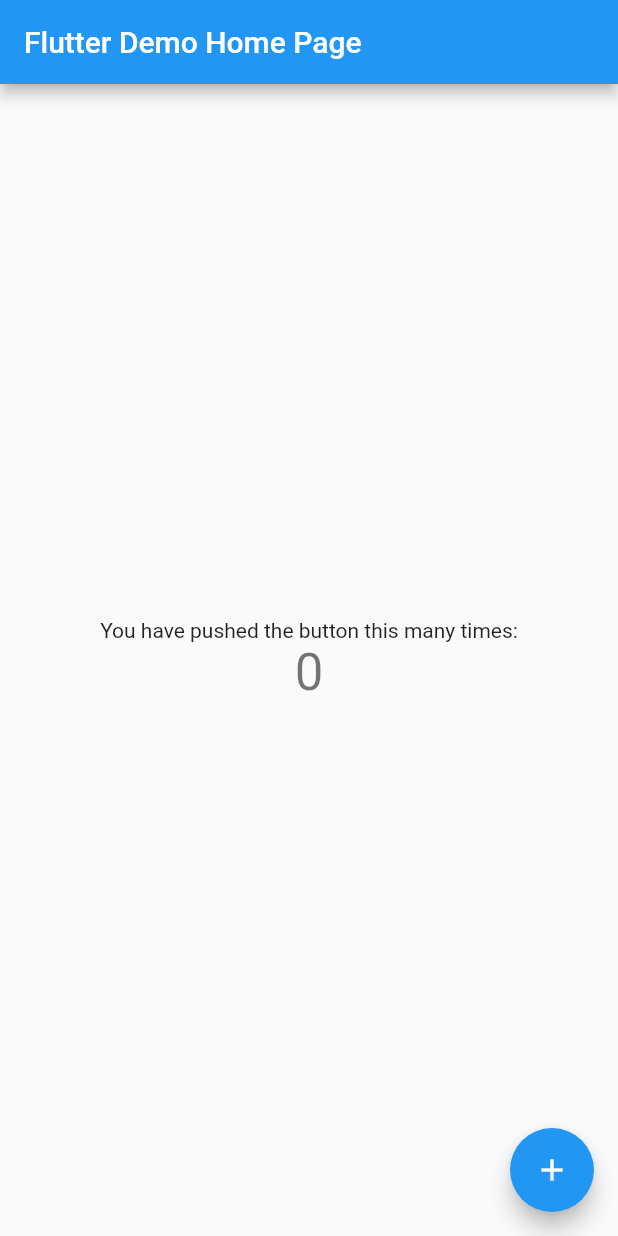
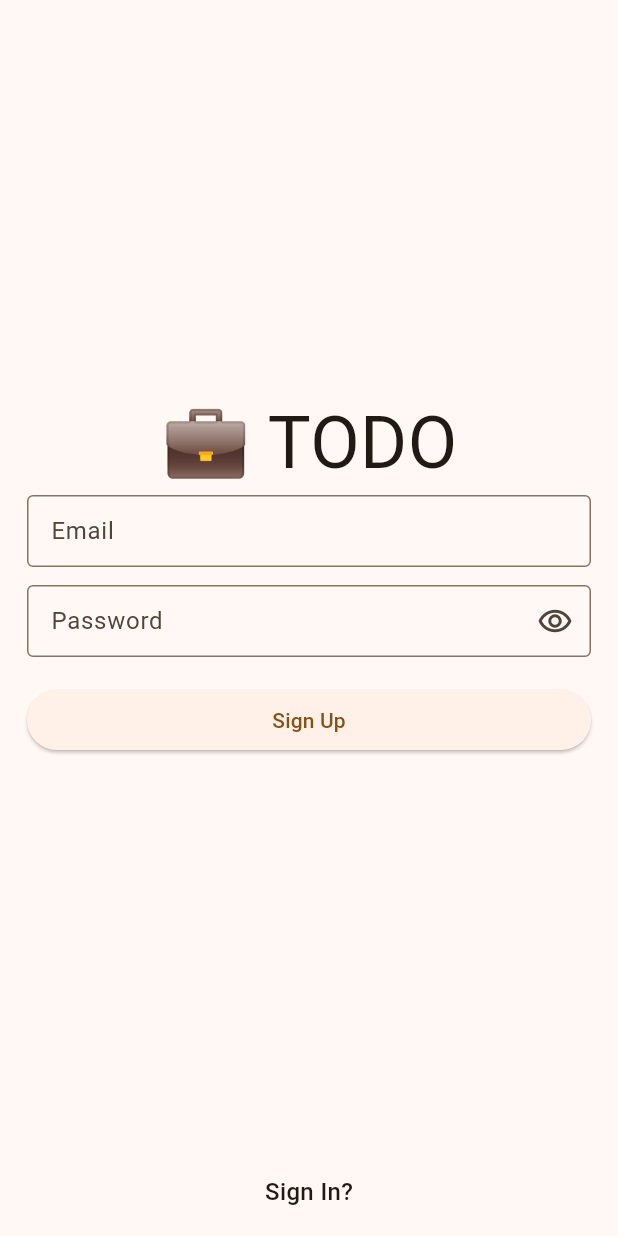
Before and after one commit to Mastersam07/TodoClient, a Flutter app: the screen it shows after launch, on a phone screen of 412 x 824 dp. Run offline on Flutter 3.47's test engine with Material 2 defaults, Android fonts, the phone set to English and light mode, and no system bars.

Commit message:
feat: splash screen, sign up, sign in and todo home

```diff
--- /dev/null
+++ b/lib/features/authentication/application/auth_vm.dart
@@ -0,0 +1,45 @@
+import 'package:flutter/material.dart';
+import 'package:todo/features/todo/presentation/view/todo_home.dart';
+
+class AuthenticationViewModel extends ChangeNotifier {
+  String _email = '';
+  String _password = '';
+
+  bool isSignIn = false;
+  bool obscurePassword = false;
+
+  String get emailValue => _email;
+
+  String get passwordValue => _password;
+
+  void emailOnChanged(String value) {
+    _email = value;
+    notifyListeners();
+  }
+
+  void passwordOnChanged(String value) {
+    _password = value;
+    notifyListeners();
+  }
+
+  void obscurePasswordOnTap() {
+    obscurePassword = !obscurePassword;
+    notifyListeners();
+  }
+
+  void signUpOnTap(BuildContext context) {
+    Navigator.of(context).pushNamed(TodoHome.route);
+  }
+
+  void signInOnTap(BuildContext context) {
+    Navigator.of(context).pushNamed(TodoHome.route);
+  }
+
+  void signInOptionOnTap() {
+    isSignIn = !isSignIn;
+    _email = '';
+    _password = '';
+    obscurePassword = false;
+    notifyListeners();
+  }
+}
--- /dev/null
+++ b/lib/features/authentication/presentation/views/auth.dart
@@ -0,0 +1,84 @@
+import 'package:flutter/material.dart';
+import 'package:provider/provider.dart';
+import 'package:todo/features/authentication/application/auth_vm.dart';
+import 'package:todo/features/authentication/presentation/widgets/sign_in_page.dart';
+import 'package:todo/features/authentication/presentation/widgets/sign_up_page.dart';
+import 'package:todo/shared/constants.dart';
+
+class AuthScreen extends StatelessWidget {
+  static const route = '/auth';
+
+  const AuthScreen({Key? key}) : super(key: key);
+
+  @override
+  Widget build(BuildContext context) {
+    return ChangeNotifierProvider(
+      create: (_) => AuthenticationViewModel(),
+      child: const _AuthPage(),
+    );
+  }
+}
+
+class _AuthPage extends StatelessWidget {
+  const _AuthPage({Key? key}) : super(key: key);
+
+  @override
+  Widget build(BuildContext context) {
+    return Scaffold(
+      body: SafeArea(
+        child: Padding(
+          padding: const EdgeInsets.symmetric(
+            horizontal: Constants.horizontalPadding,
+          ),
+          child: Column(
+            children: [
+              Expanded(
+                child: IndexedStack(
+                  index:
+                      context.watch<AuthenticationViewModel>().isSignIn ? 1 : 0,
+                  children: const [
+                    SignUpPage(),
+                    SignInPage(),
+                  ],
+                ),
+              ),
+              Padding(
+                padding: const EdgeInsets.symmetric(
+                    vertical: Constants.gridSpaceMedium),
+                child: InkWell(
+                  onTap:
+                      context.read<AuthenticationViewModel>().signInOptionOnTap,
+                  child: AnimatedSwitcher(
+                    duration: const Duration(milliseconds: 300),
+                    switchOutCurve: Curves.decelerate,
+                    switchInCurve: Curves.bounceIn,
+                    child: () {
+                      if (context.watch<AuthenticationViewModel>().isSignIn) {
+                        return const Text(
+                          key: Key('sign-up'),
+                          'Sign Up?',
+                          style: TextStyle(
+                            fontSize: 16,
+                            fontWeight: FontWeight.w500,
+                          ),
+                        );
+                      }
+                      return const Text(
+                        key: Key('sign-in'),
+                        'Sign In?',
+                        style: TextStyle(
+                          fontSize: 16,
+                          fontWeight: FontWeight.w500,
+                        ),
+                      );
+                    }(),
+                  ),
+                ),
+              ),
+            ],
+          ),
+        ),
+      ),
+    );
+  }
+}
--- /dev/null
+++ b/lib/features/authentication/presentation/widgets/sign_up_page.dart
@@ -0,0 +1,65 @@
+import 'package:flutter/material.dart';
+import 'package:provider/provider.dart';
+import '../../application/auth_vm.dart';
+import '../../../../shared/constants.dart';
+import '../../../../shared/widgets/text_field.dart';
+
+class SignUpPage extends StatelessWidget {
+  const SignUpPage({Key? key}) : super(key: key);
+
+  @override
+  Widget build(BuildContext context) {
+    return Column(
+      mainAxisAlignment: MainAxisAlignment.center,
+      children: [
+        const Text('💼 TODO', style: TextStyle(fontSize: 48)),
+        AppTextFormField(
+          label: 'Email',
+          hint: 'email@provider.co',
+          onChanged: (value) {
+            context.read<AuthenticationViewModel>().emailOnChanged(value ?? '');
+          },
+        ),
+        const SizedBox(height: Constants.gridSpaceSmall),
+        AppTextFormField(
+          label: 'Password',
+          hint: '**********',
+          suffix: InkWell(
+            onTap: context.read<AuthenticationViewModel>().obscurePasswordOnTap,
+            child: AnimatedSwitcher(
+              duration: const Duration(
+                  milliseconds: Constants.shortAnimationDuration),
+              child: () {
+                if (context.watch<AuthenticationViewModel>().obscurePassword) {
+                  return const Icon(
+                    Icons.remove_red_eye,
+                    key: Key('obscure'),
+                  );
+                }
+                return const Icon(
+                  Icons.remove_red_eye_outlined,
+                  key: Key('!obscure'),
+                );
+              }(),
+            ),
+          ),
+          onChanged: (value) {
+            context
+                .read<AuthenticationViewModel>()
+                .passwordOnChanged(value ?? '');
+          },
+        ),
+        const SizedBox(height: Constants.gridSpaceMedium),
+        SizedBox(
+          width: double.infinity,
+          child: ElevatedButton(
+            onPressed: () {
+              context.read<AuthenticationViewModel>().signUpOnTap(context);
+            },
+            child: const Text('Sign Up'),
+          ),
+        ),
+      ],
+    );
+  }
+}
--- a/lib/main.dart
+++ b/lib/main.dart
@@ -1,4 +1,7 @@
 import 'package:flutter/material.dart';
+import 'package:todo/features/authentication/presentation/views/auth.dart';
+import 'package:todo/features/splash/presentation/views/splash.dart';
+import 'package:todo/features/todo/presentation/view/todo_home.dart';
 
 void main() {
   runApp(const MyApp());
@@ -7,109 +10,38 @@ void main() {
 class MyApp extends StatelessWidget {
   const MyApp({super.key});
 
-  // This widget is the root of your application.
   @override
   Widget build(BuildContext context) {
     return MaterialApp(
-      title: 'Flutter Demo',
+      title: 'Todo',
       theme: ThemeData(
-        // This is the theme of your application.
-        //
-        // Try running your application with "flutter run". You'll see the
-        // application has a blue toolbar. Then, without quitting the app, try
-        // changing the primarySwatch below to Colors.green and then invoke
-        // "hot reload" (press "r" in the console where you ran "flutter run",
-        // or simply save your changes to "hot reload" in a Flutter IDE).
-        // Notice that the counter didn't reset back to zero; the application
-        // is not restarted.
-        primarySwatch: Colors.blue,
+        colorSchemeSeed: Colors.orange,
+        useMaterial3: true,
       ),
-      home: const MyHomePage(title: 'Flutter Demo Home Page'),
+      onGenerateRoute: (settings) {
+        switch (settings.name) {
+          case SplashScreen.route:
+            return MaterialPageRoute(builder: (_) => const SplashScreen());
+          case AuthScreen.route:
+            return MaterialPageRoute(builder: (_) => const AuthScreen());
+          case TodoHome.route:
+            return MaterialPageRoute(builder: (_) => const TodoHome());
+          default:
+            return MaterialPageRoute(
+              builder: (context) => Scaffold(
+                body: Center(
+                  child: Text(
+                    '${settings.name} not found',
+                    style: TextStyle(
+                      fontSize: 24,
+                      color: Theme.of(context).colorScheme.error,
+                    ),
+                  ),
+                ),
+              ),
+            );
+        }
+      },
     );
   }
 }
-
-class MyHomePage extends StatefulWidget {
-  const MyHomePage({super.key, required this.title});
-
-  // This widget is the home page of your application. It is stateful, meaning
-  // that it has a State object (defined below) that contains fields that affect
-  // how it looks.
-
-  // This class is the configuration for the state. It holds the values (in this
-  // case the title) provided by the parent (in this case the App widget) and
-  // used by the build method of the State. Fields in a Widget subclass are
-  // always marked "final".
-
-  final String title;
-
-  @override
-  State<MyHomePage> createState() => _MyHomePageState();
-}
-
-class _MyHomePageState extends State<MyHomePage> {
-  int _counter = 0;
-
-  void _incrementCounter() {
-    setState(() {
-      // This call to setState tells the Flutter framework that something has
-      // changed in this State, which causes it to rerun the build method below
-      // so that the display can reflect the updated values. If we changed
-      // _counter without calling setState(), then the build method would not be
-      // called again, and so nothing would appear to happen.
-      _counter++;
-    });
-  }
-
-  @override
-  Widget build(BuildContext context) {
-    // This method is rerun every time setState is called, for instance as done
-    // by the _incrementCounter method above.
-    //
-    // The Flutter framework has been optimized to make rerunning build methods
-    // fast, so that you can just rebuild anything that needs updating rather
-    // than having to individually change instances of widgets.
-    return Scaffold(
-      appBar: AppBar(
-        // Here we take the value from the MyHomePage object that was created by
-        // the App.build method, and use it to set our appbar title.
-        title: Text(widget.title),
-      ),
-      body: Center(
-        // Center is a layout widget. It takes a single child and positions it
-        // in the middle of the parent.
-        child: Column(
-          // Column is also a layout widget. It takes a list of children and
-          // arranges them vertically. By default, it sizes itself to fit its
-          // children horizontally, and tries to be as tall as its parent.
-          //
-          // Invoke "debug painting" (press "p" in the console, choose the
-          // "Toggle Debug Paint" action from the Flutter Inspector in Android
-          // Studio, or the "Toggle Debug Paint" command in Visual Studio Code)
-          // to see the wireframe for each widget.
-          //
-          // Column has various properties to control how it sizes itself and
-          // how it positions its children. Here we use mainAxisAlignment to
-          // center the children vertically; the main axis here is the vertical
-          // axis because Columns are vertical (the cross axis would be
-          // horizontal).
-          mainAxisAlignment: MainAxisAlignment.center,
-          children: <Widget>[
-            const Text(
-              'You have pushed the button this many times:',
-            ),
-            Text(
-              '$_counter',
-              style: Theme.of(context).textTheme.headlineMedium,
-            ),
-          ],
-        ),
-      ),
-      floatingActionButton: FloatingActionButton(
-        onPressed: _incrementCounter,
-        tooltip: 'Increment',
-        child: const Icon(Icons.add),
-      ), // This trailing comma makes auto-formatting nicer for build methods.
-    );
-  }
-}
--- /dev/null
+++ b/lib/shared/constants.dart
@@ -0,0 +1,9 @@
+abstract class Constants {
+  static const gridSpaceSmall = 12.0;
+  static const gridSpaceMedium = 18.0;
+  static const gridSpaceLarge = 24.0;
+  static const horizontalPadding = 18.0;
+  static const smallBorderRadius = 8.0;
+
+  static const shortAnimationDuration = 600;
+}
--- /dev/null
+++ b/lib/shared/widgets/text_field.dart
@@ -0,0 +1,40 @@
+import 'package:flutter/material.dart';
+import '../constants.dart';
+
+class AppTextFormField extends StatelessWidget {
+  const AppTextFormField({
+    Key? key,
+    this.controller,
+    this.onChanged,
+    this.onEditingComplete,
+    this.label,
+    this.hint,
+    this.suffix,
+    this.prefix,
+  }) : super(key: key);
+  final TextEditingController? controller;
+  final ValueChanged<String?>? onChanged;
+  final VoidCallback? onEditingComplete;
+  final String? label;
+  final String? hint;
+  final Widget? suffix;
+  final Widget? prefix;
+
+  @override
+  Widget build(BuildContext context) {
+    return TextFormField(
+      controller: controller,
+      onChanged: onChanged,
+      onEditingComplete: onEditingComplete,
+      decoration: InputDecoration(
+        labelText: label,
+        hintText: hint,
+        prefixIcon: prefix,
+        suffixIcon: suffix,
+        border: const OutlineInputBorder(),
+        contentPadding:
+            const EdgeInsets.symmetric(horizontal: Constants.gridSpaceSmall),
+      ),
+    );
+  }
+}
--- a/pubspec.yaml
+++ b/pubspec.yaml
@@ -35,6 +35,8 @@ dependencies:
   # The following adds the Cupertino Icons font to your application.
   # Use with the CupertinoIcons class for iOS style icons.
   cupertino_icons: ^1.0.2
+
+  provider: ^6.0.5
 
 dev_dependencies:
   flutter_test:
```
Also changed, not shown: lib/features/authentication/presentation/widgets/sign_in_page.dart (added, +65 -0 lines), lib/features/splash/presentation/views/splash.dart (added, +60 -0 lines), lib/features/todo/presentation/view/todo_home.dart (added, +36 -0 lines), lib/features/todo/presentation/widgets/todo_card.dart (added, +50 -0 lines), pubspec.lock.
